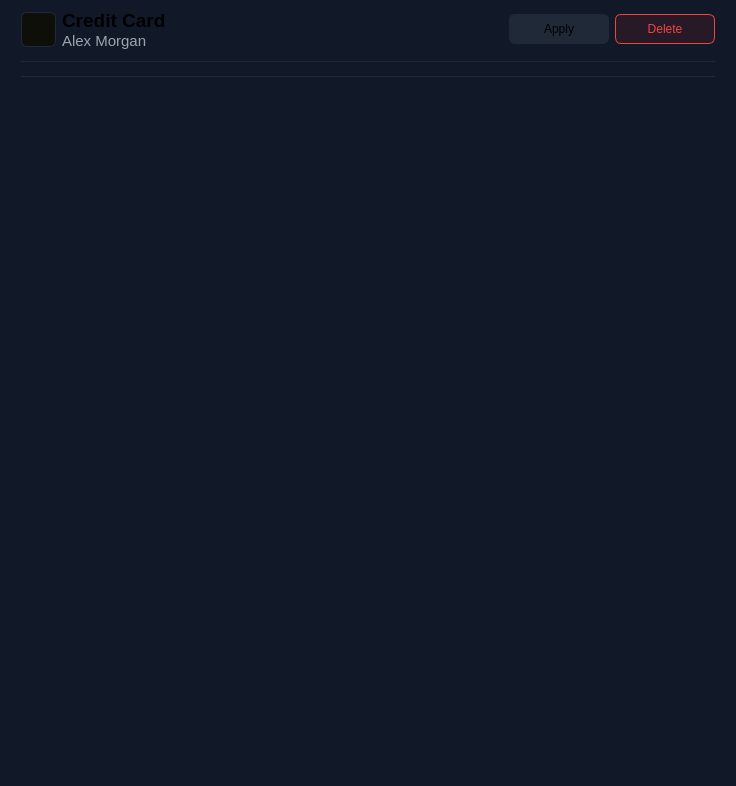
Before: the Qt Designer form src/mainContent/entries/creditcardentry.ui in Keypr-org/qt_client, drawn with Qt 5.
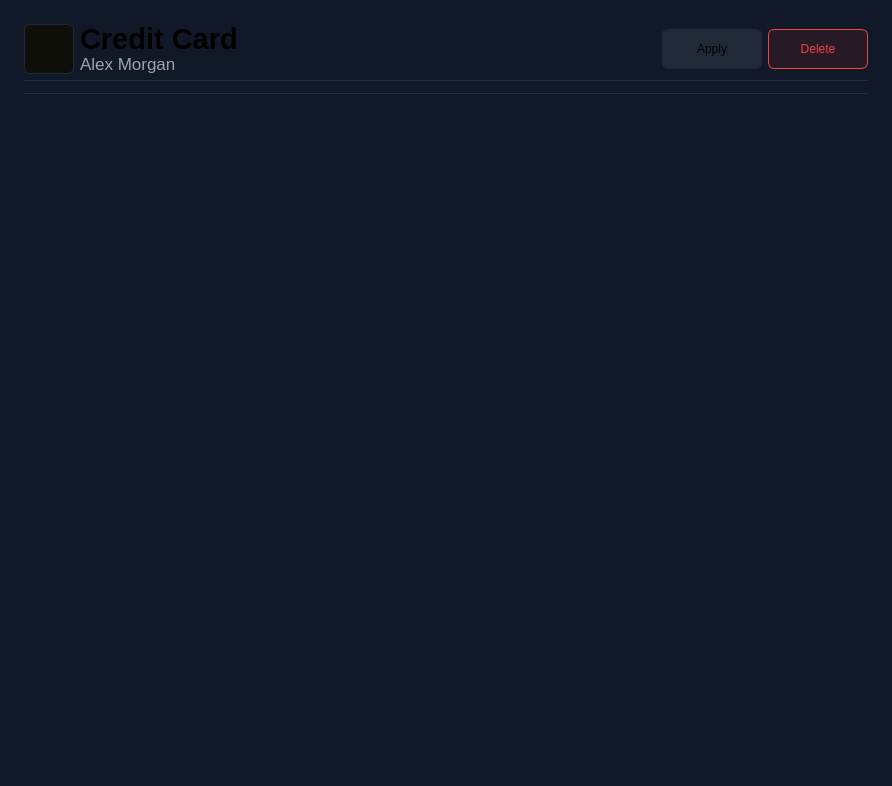
After: the same form once the commit is applied. Icons and pictures are not drawn. Custom widgets are drawn as their Qt base class.

Patch:
```diff
--- a/src/mainContent/entries/creditcardentry.ui
+++ b/src/mainContent/entries/creditcardentry.ui
@@ -6,7 +6,7 @@
    <rect>
     <x>0</x>
     <y>0</y>
-    <width>736</width>
+    <width>892</width>
     <height>786</height>
    </rect>
   </property>
@@ -41,12 +41,6 @@
     border-radius: 6px;
 }
 
-#headerWidget, #line {
-	background: transparent;
-	border-bottom: 1px solid #1F2937;
-	margin: 0 12px;
-}
-
 #card, #cardNumberInput, #nameInput, #expiresInput, #cvvInput, #notesInput {
 	background: purple;
 }</string>
@@ -70,33 +64,81 @@
    <item>
     <widget class="QWidget" name="layoutWidget" native="true">
      <layout class="QVBoxLayout" name="verticalLayout_2">
+      <property name="spacing">
+       <number>-1</number>
+      </property>
+      <property name="leftMargin">
+       <number>24</number>
+      </property>
+      <property name="topMargin">
+       <number>24</number>
+      </property>
+      <property name="rightMargin">
+       <number>24</number>
+      </property>
+      <property name="bottomMargin">
+       <number>24</number>
+      </property>
       <item>
        <widget class="QWidget" name="headerWidget" native="true">
+        <layout class="QHBoxLayout" name="horizontalLayout_4">
+         <property name="leftMargin">
+          <number>0</number>
+         </property>
+         <property name="topMargin">
+          <number>0</number>
+         </property>
+         <property name="rightMargin">
+          <number>0</number>
+         </property>
+         <property name="bottomMargin">
+          <number>0</number>
+         </property>
+         <item>
+          <widget class="QFrame" name="headWrapper">
+           <property name="minimumSize">
+            <size>
+             <width>0</width>
+             <height>50</height>
+            </size>
+           </property>
+           <property name="maximumSize">
+            <size>
+             <width>16777215</width>
+             <height>50</height>
+            </size>
+           </property>
+           <property name="frameShape">
+            <enum>QFrame::Shape::NoFrame</enum>
+           </property>
+           <property name="frameShadow">
+            <enum>QFrame::Shadow::Raised</enum>
+           </property>
         <layout class="QHBoxLayout" name="horizontalLayout">
          <property name="leftMargin">
-          <number>12</number>
+             <number>0</number>
          </property>
          <property name="topMargin">
           <number>0</number>
          </property>
          <property name="rightMargin">
-          <number>12</number>
+             <number>0</number>
          </property>
          <property name="bottomMargin">
-          <number>12</number>
+             <number>0</number>
          </property>
          <item>
           <widget class="QLabel" name="creditCardIcon">
            <property name="minimumSize">
             <size>
-             <width>35</width>
-             <height>35</height>
+                <width>50</width>
+                <height>50</height>
             </size>
            </property>
            <property name="maximumSize">
             <size>
-             <width>35</width>
-             <height>35</height>
+                <width>50</width>
+                <height>50</height>
             </size>
            </property>
            <property name="text">
@@ -112,6 +154,9 @@
          </item>
          <item>
           <widget class="QWidget" name="vLayoutWidget" native="true">
+              <property name="styleSheet">
+               <string notr="true"/>
+              </property>
            <layout class="QVBoxLayout" name="verticalLayout_3">
             <property name="spacing">
              <number>0</number>
@@ -132,7 +177,7 @@
              <widget class="QLabel" name="titleLabel">
               <property name="font">
                <font>
-                <pointsize>14</pointsize>
+                   <pointsize>22</pointsize>
                 <bold>true</bold>
                </font>
               </property>
@@ -145,7 +190,7 @@
              <widget class="QLabel" name="nameHeader">
               <property name="font">
                <font>
-                <pointsize>11</pointsize>
+                   <pointsize>13</pointsize>
                </font>
               </property>
               <property name="text">
@@ -156,20 +201,66 @@
            </layout>
           </widget>
          </item>
+           </layout>
+          </widget>
+         </item>
+         <item>
+          <spacer name="horizontalSpacer">
+           <property name="orientation">
+            <enum>Qt::Orientation::Horizontal</enum>
+           </property>
+           <property name="sizeHint" stdset="0">
+            <size>
+             <width>40</width>
+             <height>20</height>
+            </size>
+           </property>
+          </spacer>
+         </item>
+         <item>
+          <widget class="QFrame" name="frame">
+           <property name="maximumSize">
+            <size>
+             <width>16777215</width>
+             <height>40</height>
+            </size>
+           </property>
+           <property name="frameShape">
+            <enum>QFrame::Shape::NoFrame</enum>
+           </property>
+           <property name="frameShadow">
+            <enum>QFrame::Shadow::Raised</enum>
+           </property>
+           <layout class="QHBoxLayout" name="horizontalLayout_3">
+            <property name="leftMargin">
+             <number>0</number>
+            </property>
+            <property name="topMargin">
+             <number>0</number>
+            </property>
+            <property name="rightMargin">
+             <number>0</number>
+            </property>
+            <property name="bottomMargin">
+             <number>0</number>
+            </property>
          <item>
           <widget class="QPushButton" name="applyButton">
            <property name="minimumSize">
             <size>
-             <width>0</width>
-             <height>30</height>
+                <width>100</width>
+                <height>40</height>
             </size>
            </property>
            <property name="maximumSize">
             <size>
              <width>100</width>
-             <height>16777215</height>
-            </size>
-           </property>
+                <height>40</height>
+               </size>
+              </property>
+              <property name="cursor">
+               <cursorShape>PointingHandCursor</cursorShape>
+              </property>
            <property name="text">
             <string>Apply</string>
            </property>
@@ -183,16 +274,19 @@
           <widget class="QPushButton" name="deleteButton">
            <property name="minimumSize">
             <size>
-             <width>0</width>
-             <height>30</height>
+                <width>100</width>
+                <height>40</height>
             </size>
            </property>
            <property name="maximumSize">
             <size>
              <width>100</width>
-             <height>16777215</height>
-            </size>
-           </property>
+                <height>40</height>
+               </size>
+              </property>
+              <property name="cursor">
+               <cursorShape>PointingHandCursor</cursorShape>
+              </property>
            <property name="text">
             <string>Delete</string>
            </property>
@@ -205,11 +299,39 @@
         </layout>
        </widget>
       </item>
+        </layout>
+       </widget>
+      </item>
+      <item>
+       <widget class="Line" name="line_2">
+        <property name="maximumSize">
+         <size>
+          <width>16777215</width>
+          <height>1</height>
+         </size>
+        </property>
+        <property name="styleSheet">
+         <string notr="true">background-color: #1F2937;</string>
+        </property>
+        <property name="orientation">
+         <enum>Qt::Orientation::Horizontal</enum>
+        </property>
+       </widget>
+      </item>
       <item>
        <widget class="Card" name="card" native="true"/>
       </item>
       <item>
        <widget class="Line" name="line">
+        <property name="maximumSize">
+         <size>
+          <width>16777215</width>
+          <height>1</height>
+         </size>
+        </property>
+        <property name="styleSheet">
+         <string notr="true">background-color: #1F2937;</string>
+        </property>
         <property name="orientation">
          <enum>Qt::Orientation::Horizontal</enum>
         </property>
```
Left out of the diff: 36 changed lines with no effect on the pictures. Lines whose indentation alone changed are shown as unchanged.
